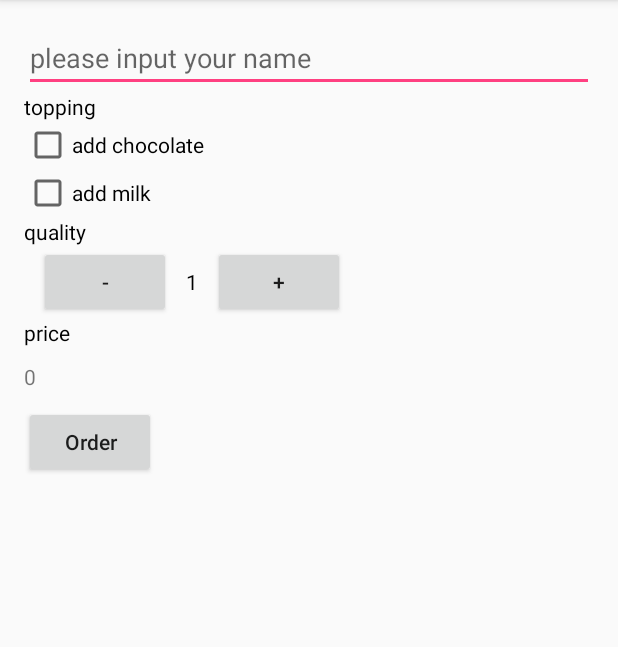
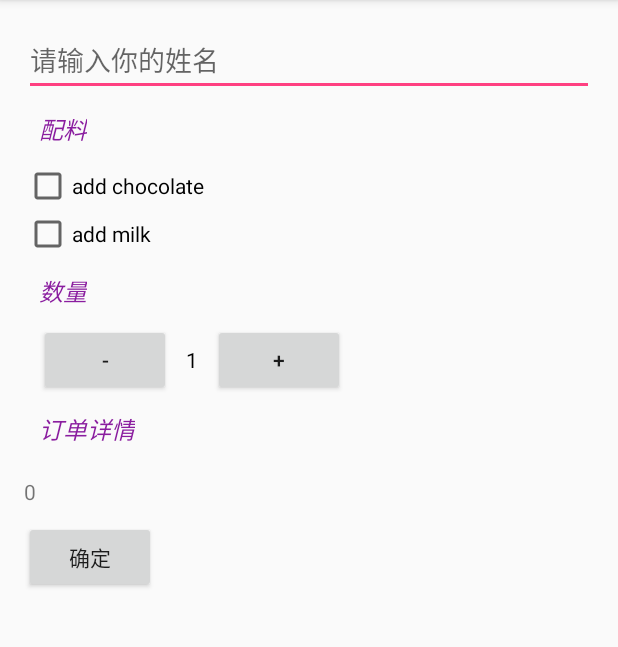
Before and after one commit to Dwti/demos, an Android app: the screen it shows after launch (MainActivity), on a phone screen of 412 x 824 dp, the part 84-731 px from its top. Run offline under Robolectric (Android 15) with nearby library versions, the phone set to English and light mode, and no system bars.

Commit message:
修改xml

```diff
--- a/JustJava/app/src/main/res/layout/activity_main.xml
+++ b/JustJava/app/src/main/res/layout/activity_main.xml
@@ -18,7 +18,7 @@
             android:id="@+id/edit_name"
             android:layout_width="match_parent"
             android:layout_height="wrap_content"
-            android:hint="please input your name"
+            android:hint="@string/hint"
             android:inputType="number"
             android:imeOptions="actionNext"
 
@@ -27,8 +27,9 @@
             android:id="@+id/topping_tetxt_view"
             android:layout_width="wrap_content"
             android:layout_height="wrap_content"
-            android:text="topping"
-            android:textColor="#000000"
+            android:text="@string/topping_text"
+            style="@style/CommonText"
+
             />
         <CheckBox
             android:id="@+id/checkbox_chocolate"
@@ -46,8 +47,8 @@
             android:id="@+id/quality_tetxt_view"
             android:layout_width="wrap_content"
             android:layout_height="wrap_content"
-            android:text="quality"
-            android:textColor="#000000"
+            android:text="@string/count_text"
+            style="@style/CommonText"
             />
     <LinearLayout
         android:layout_width="wrap_content"
@@ -85,8 +86,8 @@
             android:id="@+id/price_tetxt_view"
             android:layout_width="wrap_content"
             android:layout_height="wrap_content"
-            android:text="price"
-            android:textColor="#000000"
+            android:text="@string/order_detail_text"
+            style="@style/CommonText"
             />
         <TextView
             android:id="@+id/pricecount_text_view"
@@ -101,7 +102,7 @@
             android:layout_width="wrap_content"
             android:layout_height="wrap_content"
             android:layout_marginTop="10dp"
-            android:text="Order"
+            android:text="@string/order_text"
             android:textAllCaps="false"
             android:onClick="submitOrder"
             />
--- a/JustJava/app/src/main/res/values/strings.xml
+++ b/JustJava/app/src/main/res/values/strings.xml
@@ -1,3 +1,8 @@
 <resources>
     <string name="app_name">Just Java</string>
+    <string name="hint">请输入你的姓名</string>
+    <string name="topping_text">配料</string>
+    <string name="count_text">数量</string>
+    <string name="order_detail_text">订单详情</string>
+    <string name="order_text">确定</string>
 </resources>
--- a/JustJava/app/src/main/res/values/styles.xml
+++ b/JustJava/app/src/main/res/values/styles.xml
@@ -7,5 +7,14 @@
         <item name="colorPrimaryDark">@color/colorPrimaryDark</item>
         <item name="colorAccent">@color/colorAccent</item>
     </style>
+    <style name="CommonText">
+        <!--所以的文本框的样式-->
+        <item name="android:padding">10dp</item>
+        <item name="android:textSize">16dp</item>
+        <item name="android:textColor">#FF8A1D9F</item>
+        <item name="android:textStyle">italic</item>
+
+    </style>
+
 
 </resources>
```
